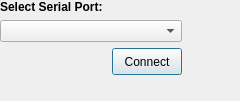
This is easydaq/config.ui in Ingen10/easydaq as Qt 5 draws it before an edit. The edited form follows.
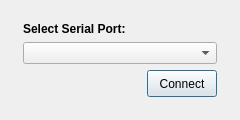
This is the edited form.

What changed in the file:
```diff
--- a/easydaq/config.ui
+++ b/easydaq/config.ui
@@ -7,13 +7,13 @@
     <x>0</x>
     <y>0</y>
     <width>240</width>
-    <height>101</height>
+    <height>120</height>
    </rect>
   </property>
   <property name="minimumSize">
    <size>
     <width>240</width>
-    <height>100</height>
+    <height>120</height>
    </size>
   </property>
   <property name="maximumSize">
@@ -25,7 +25,8 @@
   <property name="windowTitle">
    <string>Configuration</string>
   </property>
-  <widget class="QWidget" name="centralwidget">
+  <layout class="QVBoxLayout" name="verticalLayout">
+   <item>
    <layout class="QGridLayout" name="gridLayout">
     <item row="0" column="0">
      <widget class="QLabel" name="label">
@@ -69,7 +70,8 @@
      <widget class="QComboBox" name="cbport"/>
     </item>
    </layout>
-  </widget>
+   </item>
+  </layout>
  </widget>
  <resources/>
  <connections/>
```
Lines whose indentation alone changed are shown as unchanged.
